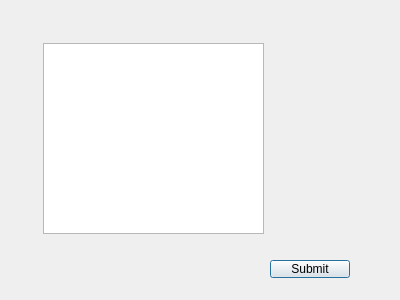
Old version of the form chat.ui in the repository habebasaad/group-project-hospital-.
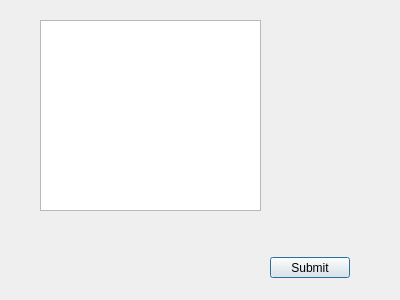
New version of the form.

Commit message: updates to tehe reschedule / cancel/chat/ booking an app

```diff
--- a/chat.ui
+++ b/chat.ui
@@ -17,9 +17,9 @@
    <property name="geometry">
     <rect>
      <x>270</x>
-     <y>260</y>
+     <y>257</y>
      <width>80</width>
-     <height>18</height>
+     <height>21</height>
     </rect>
    </property>
    <property name="text">
@@ -29,8 +29,8 @@
   <widget class="QPlainTextEdit" name="plainTextEdit_Chat">
    <property name="geometry">
     <rect>
-     <x>43</x>
-     <y>43</y>
+     <x>40</x>
+     <y>20</y>
      <width>221</width>
      <height>191</height>
     </rect>
@@ -39,9 +39,9 @@
   <widget class="QLabel" name="labelafterpresssubmit">
    <property name="geometry">
     <rect>
-     <x>130</x>
-     <y>240</y>
-     <width>131</width>
+     <x>40</x>
+     <y>230</y>
+     <width>351</width>
      <height>20</height>
     </rect>
    </property>
```
Left out of the diff: 2 changed lines with no effect on the pictures. The commit also changes 16 other files.
